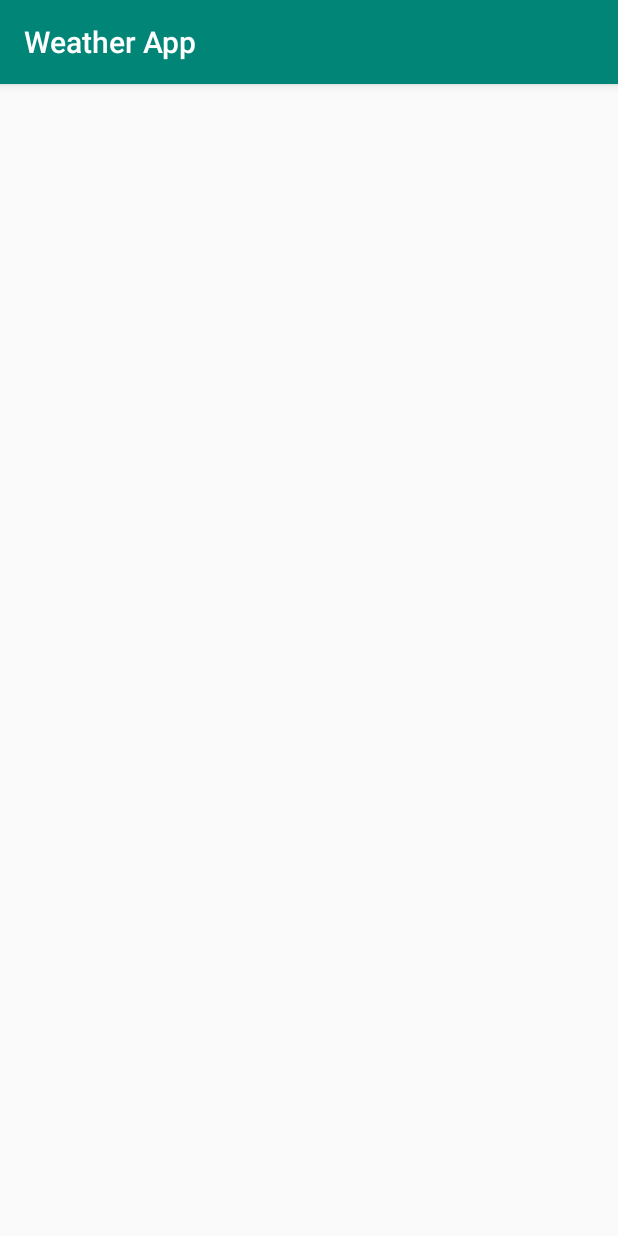
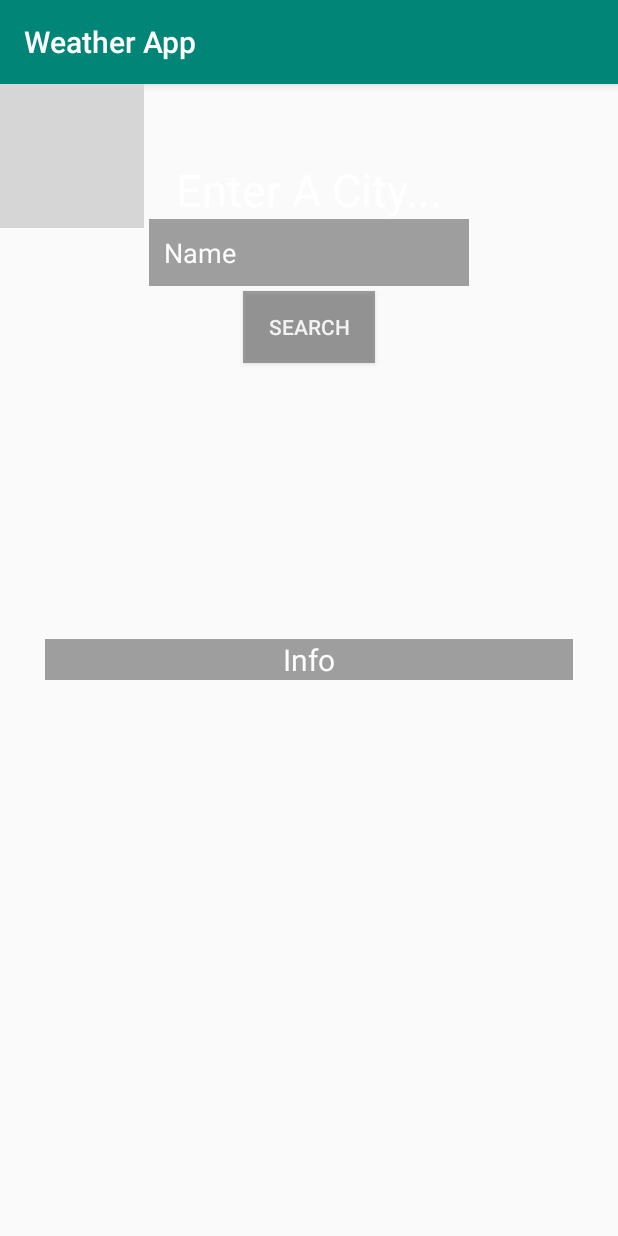
Before and after one commit to stradtkt/WeatherApp, an Android app: the screen it shows after launch (MainActivity), on a phone screen of 412 x 824 dp. Run offline under Robolectric (Android 15) with nearby library versions, the phone set to English and light mode, and no system bars; grey boxes are pictures that could not be loaded.

Commit message:
Added the layout

```diff
--- a/app/src/main/java/com/stradtman/weatherapp/MainActivity.java
+++ b/app/src/main/java/com/stradtman/weatherapp/MainActivity.java
@@ -5,6 +5,7 @@ import androidx.appcompat.app.AppCompatActivity;
 import android.os.Bundle;
 
 public class MainActivity extends AppCompatActivity {
+    private static final String TAG = "MainActivity";
 
     @Override
     protected void onCreate(Bundle savedInstanceState) {
--- a/app/src/main/res/layout/activity_main.xml
+++ b/app/src/main/res/layout/activity_main.xml
@@ -8,5 +8,75 @@
     tools:context=".MainActivity">
 
 
+    <ImageView
+        android:id="@+id/imageView"
+        android:layout_width="wrap_content"
+        android:layout_height="wrap_content"
+        android:scaleType="fitXY"
+        app:srcCompat="@drawable/weather"
+        tools:ignore="ContentDescription" />
 
+    <TextView
+        android:id="@+id/textView"
+        android:layout_width="wrap_content"
+        android:layout_height="wrap_content"
+        android:layout_centerHorizontal="true"
+        android:layout_marginTop="50dp"
+        android:text="Enter A City..."
+        android:textColor="#fff"
+        android:textSize="30sp"
+        tools:ignore="HardcodedText" />
+
+    <EditText
+        android:id="@+id/editText"
+        android:layout_width="wrap_content"
+        android:layout_height="wrap_content"
+        android:layout_centerHorizontal="true"
+        android:layout_marginTop="90dp"
+        android:alpha="0.7"
+        android:background="#777"
+        android:ems="10"
+        android:inputType="textPersonName"
+        android:padding="10dp"
+        android:text="Name"
+        android:textColor="#fff"
+        tools:ignore="Autofill,HardcodedText,LabelFor" />
+
+    <Button
+        android:id="@+id/weatherButton"
+        android:layout_width="wrap_content"
+        android:layout_height="wrap_content"
+        android:layout_centerHorizontal="true"
+        android:layout_marginTop="138dp"
+        android:alpha="0.7"
+        android:background="#777"
+        android:onClick="findWeather"
+        android:text="@android:string/search_go"
+        android:textColor="#fff" />
+
+    <RelativeLayout
+        android:id="@+id/relativeLayoutTwo"
+        android:layout_width="match_parent"
+        android:layout_height="wrap_content"
+        android:layout_centerInParent="true"
+        android:layout_centerVertical="true"
+        android:layout_marginStart="30dp"
+        android:layout_marginLeft="30dp"
+        android:layout_marginTop="30dp"
+        android:layout_marginEnd="30dp"
+        android:layout_marginRight="30dp"
+        android:layout_marginBottom="30dp"
+        android:alpha="0.7"
+        android:background="#777">
+
+        <TextView
+            android:id="@+id/weatherTextView"
+            android:layout_width="wrap_content"
+            android:layout_height="wrap_content"
+            android:layout_centerInParent="true"
+            android:text="Info"
+            android:textColor="#fff"
+            android:textSize="20sp" />
+
+    </RelativeLayout>
 </RelativeLayout>
```
